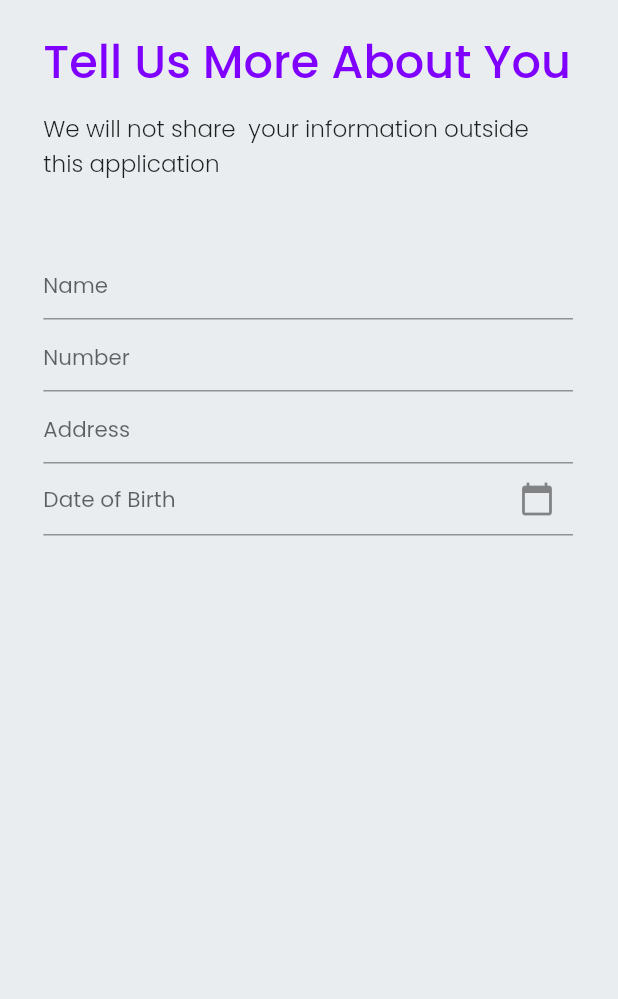
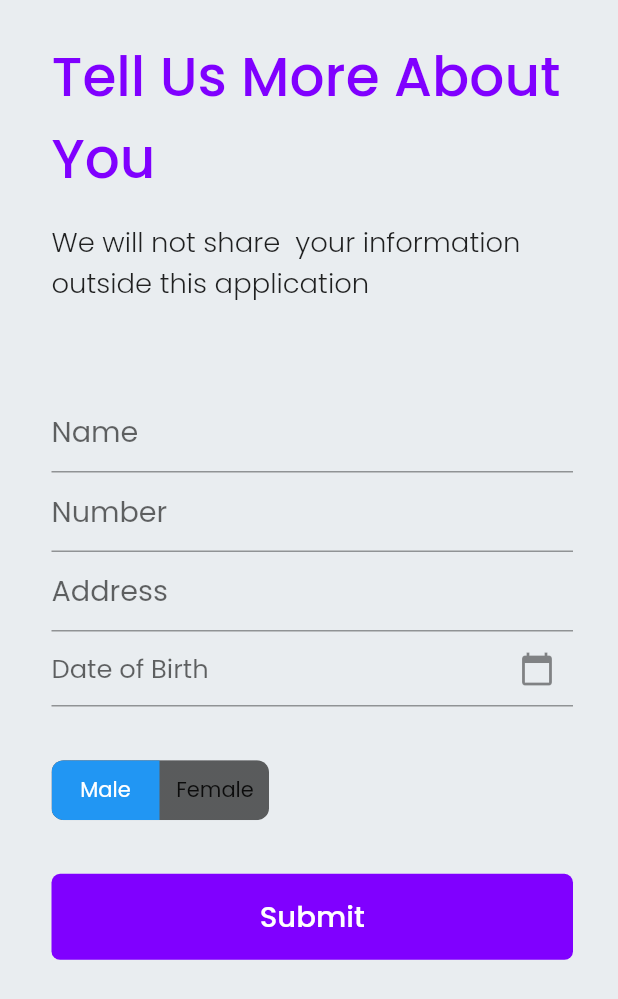
Before and after one commit to sujon15-2813/tourapplication, a Flutter app: the UserForm screen opened by its route, on a phone screen of 412 x 824 dp. Shown: the top 999 px of the screen. Run offline on Flutter 3.47's test engine with Material 2 defaults, Android fonts, the phone set to English and light mode, and no system bars; drawn by our look-alikes of toggle_switch; our stand-ins replace dots_indicator, flutter_screenutil, get, google_fonts, lottie.

Commit message:
user from

```diff
--- a/lib/main.dart
+++ b/lib/main.dart
@@ -19,7 +19,7 @@ class MyApp extends StatelessWidget {
   Widget build(BuildContext context) {
     // responsive kaj korar jonno ScreenUtils use krchi
     return ScreenUtilInit(
-      designSize: Size(428, 926), // figma screen size
+      //designSize: Size(428, 926), // figma screen size
       builder: (BuildContext, Widget) {
         // GetMaterialApp use krchi Getx a kaj krar jnno
 
--- a/lib/ui/route/route.dart
+++ b/lib/ui/route/route.dart
@@ -2,6 +2,7 @@ import 'package:get/get.dart';
 import 'package:tourapplication/ui/views/auth/sign_in.dart';
 import 'package:tourapplication/ui/views/auth/sign_up.dart';
 import 'package:tourapplication/ui/views/onboarding_screen.dart';
+import 'package:tourapplication/ui/views/privacy_policy.dart';
 import 'package:tourapplication/ui/views/splash_screen.dart';
 import 'package:tourapplication/ui/views/user_form.dart';
 
@@ -11,6 +12,7 @@ const String onboarding = "/onboarding-screen";
 const String signUp = "/sign-up-screen";
 const String signIn = "/sign-in-screen";
 const String userForm = "/user-form-screen";
+const String privacyPolicy = "/privacy-policy";
 
 // control our page route flow
 //kon page theke  kon page a jabo seta list akare nichi
@@ -21,4 +23,5 @@ List<GetPage> getpages = [
   GetPage(name: signUp, page: () => SignUp()),
   GetPage(name: signIn, page: () => SignIn()),
   GetPage(name: userForm, page: () => UserForm()),
+  GetPage(name: privacyPolicy, page: () => PrivacyPolicy()),
 ];
--- a/lib/ui/views/user_form.dart
+++ b/lib/ui/views/user_form.dart
@@ -2,14 +2,37 @@ import 'package:flutter/foundation.dart';
 import 'package:flutter/material.dart';
 import 'package:flutter/widgets.dart';
 import 'package:flutter_screenutil/flutter_screenutil.dart';
+import 'package:get/get.dart';
+import 'package:get/get_state_manager/get_state_manager.dart';
+import 'package:toggle_switch/toggle_switch.dart';
 import 'package:tourapplication/const/app_color.dart';
+import 'package:tourapplication/ui/route/route.dart';
 import 'package:tourapplication/ui/styles/style.dart';
+import 'package:tourapplication/ui/views/privacy_policy.dart';
+import 'package:tourapplication/ui/widgets/violetbutton.dart';
 
 class UserForm extends StatelessWidget {
   TextEditingController _namecontroller = TextEditingController();
   TextEditingController _phonecontroller = TextEditingController();
   TextEditingController _addresscontroller = TextEditingController();
-  TextEditingController _dobcontroller = TextEditingController();
+  //jehetu stateless widget use korteci tai  state change korar jonno Rx<>.obs use krchi atar
+  //fole amra ak page theke onno page a jete perbo
+
+  Rx<TextEditingController> _dobcontroller = TextEditingController().obs;
+  // ata use krchi date pawar jonno
+  Rx<DateTime> selectedDate = DateTime.now().obs;
+  _selectDate(BuildContext context) async {
+    //! parameter hisabe context pathano hsce
+    final selected = await showDatePicker(
+        context: context,
+        initialDate: selectedDate.value,
+        firstDate: DateTime(2000),
+        lastDate: DateTime(2040));
+    if (selected != null && selected != selectedDate) {
+      _dobcontroller.value.text =
+          "${selected.day}-${selected.month}-${selected.year}";
+    }
+  }
 
   @override
   Widget build(BuildContext context) {
@@ -38,8 +61,9 @@ class UserForm extends StatelessWidget {
                 FromField(_namecontroller, TextInputType.name, 'Name'),
                 FromField(_phonecontroller, TextInputType.number, 'Number'),
                 FromField(_addresscontroller, TextInputType.text, 'Address'),
-                TextFormField(
-                  controller: _dobcontroller,
+                Obx(
+                  () => TextFormField(
+                    controller: _dobcontroller.value,
                     readOnly: true,
                     decoration: InputDecoration(
                       hintText: "Date of Birth",
@@ -47,11 +71,27 @@ class UserForm extends StatelessWidget {
                         fontSize: 15.sp,
                       ),
                       suffixIcon: IconButton(
-                      onPressed: () {},
+                        onPressed: () => _selectDate(context),
                         icon: Icon(Icons.calendar_today),
                       ),
                     ),
                   ),
+                ),
+                SizedBox(
+                  height: 30.h,
+                ),
+                ToggleSwitch(
+                  initialLabelIndex: 0,
+                  totalSwitches: 2,
+                  labels: ['Male', 'Female'],
+                  onToggle: (index) {
+                    print("switched to :$index");
+                  },
+                ),
+                SizedBox(
+                  height: 30.h,
+                ),
+                VioletButton("Submit", () => Get.toNamed(privacyPolicy))
               ],
             ),
           ),
--- a/pubspec.yaml
+++ b/pubspec.yaml
@@ -40,6 +40,7 @@ dependencies:
   get: ^4.6.5
   lottie: ^2.6.0
   dots_indicator: ^3.0.0
+  toggle_switch: ^2.1.0
 
 dev_dependencies:
   flutter_test:
```
Also changed, not shown: lib/ui/views/privacy_policy.dart (added, +32 -0 lines), pubspec.lock. Lines whose indentation alone changed are shown as unchanged.
